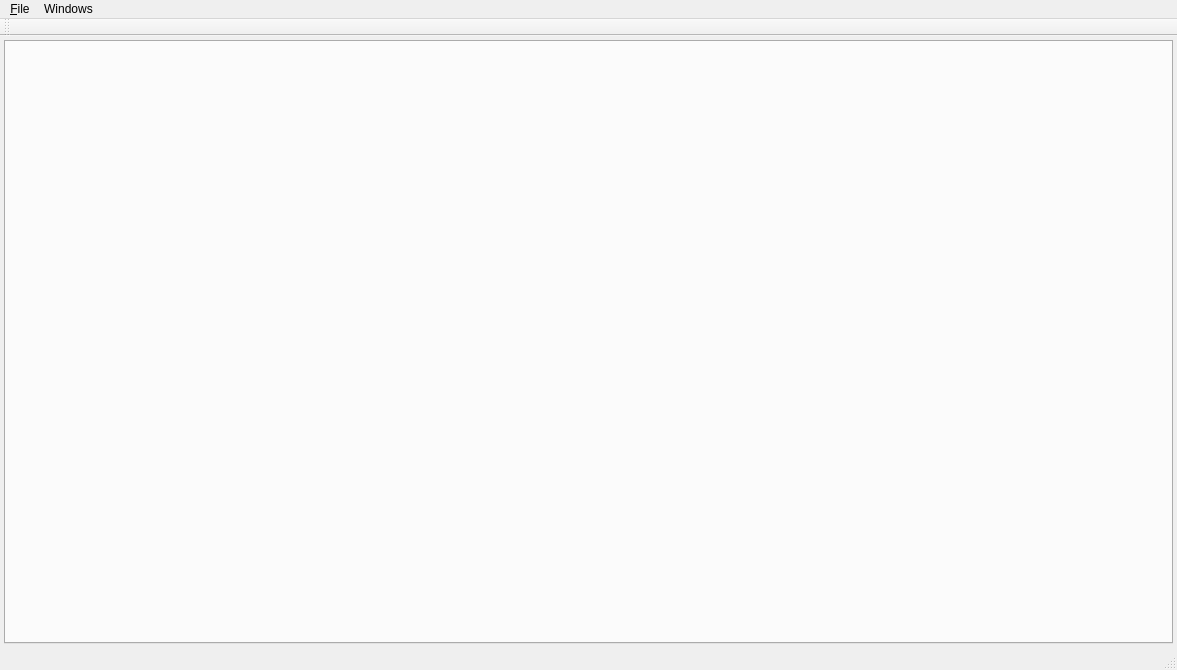
First picture: the form in experimental/matrix/main_window.ui, repository tlemo/darwin, before the edit.
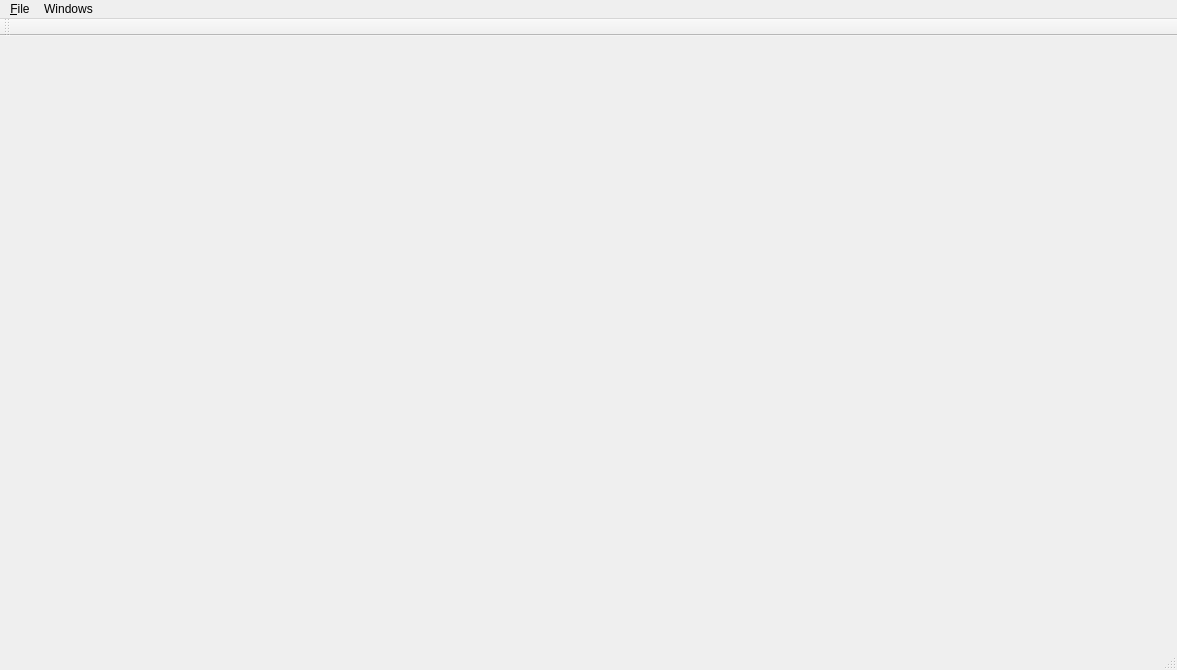
Second picture: the form after the edit.

```diff
--- a/experimental/matrix/main_window.ui
+++ b/experimental/matrix/main_window.ui
@@ -36,22 +36,6 @@
     <property name="bottomMargin">
      <number>4</number>
     </property>
-    <item>
-     <widget class="QTabWidget" name="tabs">
-      <property name="currentIndex">
-       <number>-1</number>
-      </property>
-      <property name="usesScrollButtons">
-       <bool>false</bool>
-      </property>
-      <property name="tabsClosable">
-       <bool>true</bool>
-      </property>
-      <property name="movable">
-       <bool>true</bool>
-      </property>
-     </widget>
-    </item>
    </layout>
   </widget>
   <widget class="QMenuBar" name="menu_bar">
```
Left out of the diff: 4 changed lines with no effect on the pictures.
